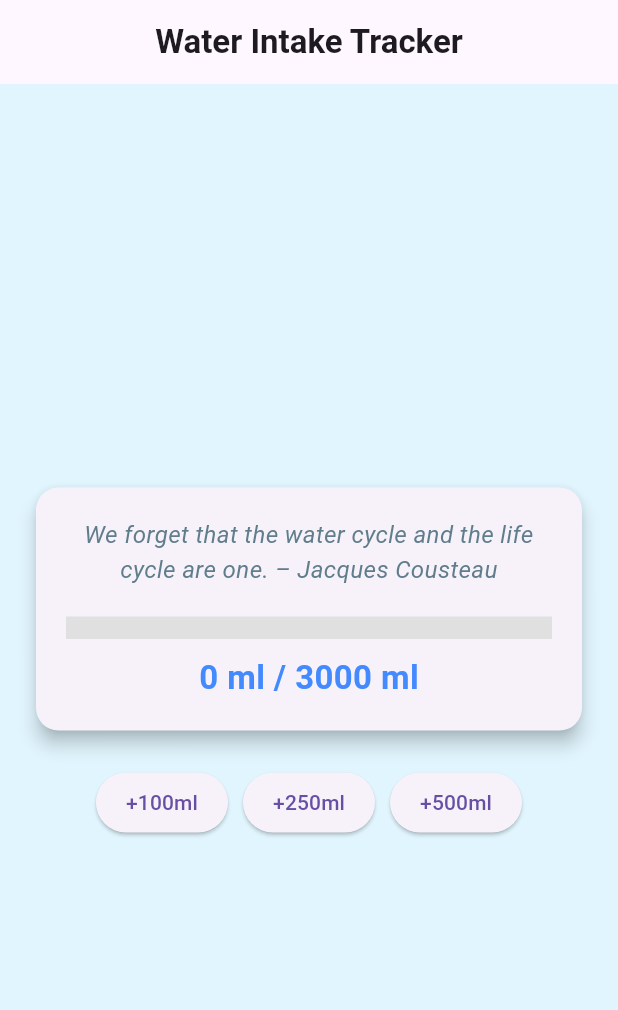
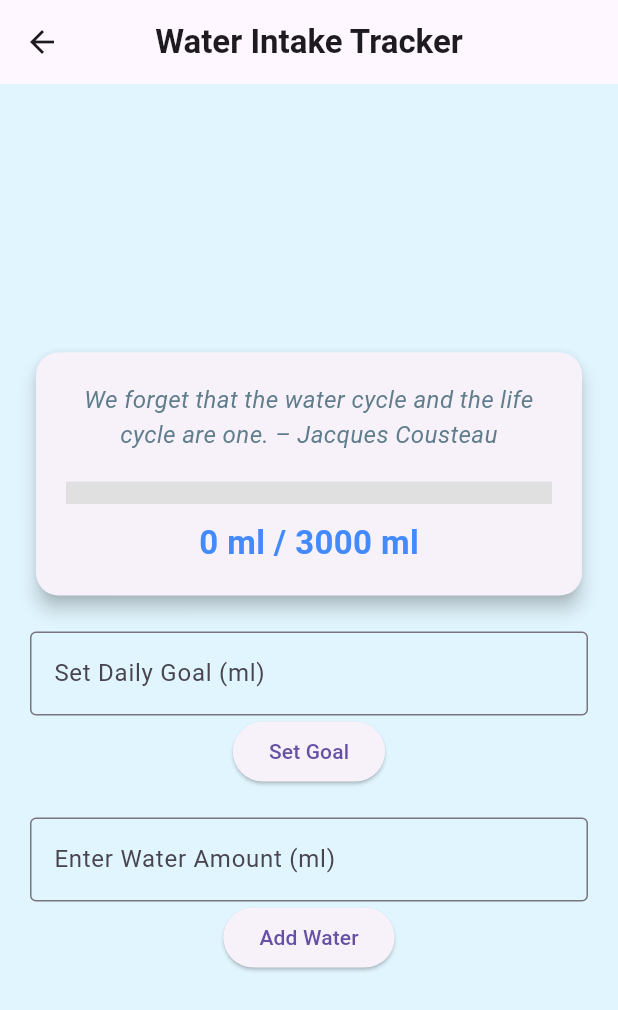
Before and after one commit to NexusProject-PEC/NutriQuest, a Flutter app: the WaterTracker screen opened directly, on a phone screen of 412 x 824 dp. Shown: the top 1010 px of the screen. Run offline on Flutter 3.47's test engine with Material 3 defaults, Android fonts, the light colour scheme and no system bars; our stand-ins replace google_fonts, shared_preferences; missing offline and left inert: flutter_barcode_scanner, mailer; accounts and stored records are empty.

Commit message:
Updated Water page

```diff
--- a/lib/water.dart
+++ b/lib/water.dart
@@ -27,6 +27,9 @@ class WaterTracker extends StatefulWidget {
 
 class _WaterTrackerState extends State<WaterTracker> {
   int water = 0;
+  int dailyGoal = 3000;
+  final TextEditingController _goalController = TextEditingController();
+  final TextEditingController _customWaterController = TextEditingController();
   final List<String> waterQuotes = [
     "Water is the driving force of all nature. – Leonardo da Vinci",
     "Thousands have lived without love, not one without water. – W. H. Auden",
@@ -50,12 +53,18 @@ class _WaterTrackerState extends State<WaterTracker> {
     SharedPreferences prefs = await SharedPreferences.getInstance();
     setState(() {
       water = prefs.getInt('waterIntake') ?? 0;
+      dailyGoal = prefs.getInt('dailyGoal') ?? 3000;
     });
   }
 
   Future<void> _saveWaterIntake() async {
     SharedPreferences prefs = await SharedPreferences.getInstance();
     prefs.setInt('waterIntake', water);
+  }
+
+  Future<void> _saveDailyGoal() async {
+    SharedPreferences prefs = await SharedPreferences.getInstance();
+    prefs.setInt('dailyGoal', dailyGoal);
   }
 
   void _resetAtMidnight() {
@@ -82,9 +91,17 @@ class _WaterTrackerState extends State<WaterTracker> {
 
   void addWater(int amount) {
     setState(() {
-      water = (water + amount).clamp(0, 3000);
+      water = (water + amount).clamp(0, dailyGoal);
     });
     _saveWaterIntake();
+  }
+
+  void _setCustomGoal() {
+    int newGoal = int.tryParse(_goalController.text) ?? dailyGoal;
+    setState(() {
+      dailyGoal = newGoal;
+    });
+    _saveDailyGoal();
   }
 
   @override
@@ -92,8 +109,15 @@ class _WaterTrackerState extends State<WaterTracker> {
     return Scaffold(
       backgroundColor: Colors.lightBlue[50],
       appBar: AppBar(
-        title: Text('Water Intake Tracker', style: TextStyle(fontWeight: FontWeight.bold)),
+        title: Text('Water Intake Tracker',
+            style: TextStyle(fontWeight: FontWeight.bold)),
         centerTitle: true,
+        leading: IconButton(
+          icon: Icon(Icons.arrow_back),
+          onPressed: () {
+            Navigator.pop(context);
+          },
+        ),
       ),
       body: Padding(
         padding: EdgeInsets.all(20),
@@ -102,47 +126,61 @@ class _WaterTrackerState extends State<WaterTracker> {
           children: [
             Card(
               elevation: 5,
-              shape: RoundedRectangleBorder(borderRadius: BorderRadius.circular(15)),
+              shape: RoundedRectangleBorder(
+                  borderRadius: BorderRadius.circular(15)),
               child: Padding(
                 padding: EdgeInsets.all(20),
                 child: Column(
                   children: [
-                    Text(dailyQuote, textAlign: TextAlign.center, style: TextStyle(fontSize: 16, fontStyle: FontStyle.italic, color: Colors.blueGrey)),
+                    Text(dailyQuote,
+                        textAlign: TextAlign.center,
+                        style: TextStyle(
+                            fontSize: 16,
+                            fontStyle: FontStyle.italic,
+                            color: Colors.blueGrey)),
                     SizedBox(height: 20),
                     LinearProgressIndicator(
-                      value: water / 3000,
+                      value: water / dailyGoal,
                       minHeight: 15,
                       backgroundColor: Colors.grey[300],
                       color: Colors.blue,
                     ),
                     SizedBox(height: 10),
-                    Text('$water ml / 3000 ml', style: TextStyle(fontSize: 22, fontWeight: FontWeight.bold, color: Colors.blueAccent)),
+                    Text('$water ml / $dailyGoal ml',
+                        style: TextStyle(
+                            fontSize: 22,
+                            fontWeight: FontWeight.bold,
+                            color: Colors.blueAccent)),
                   ],
                 ),
               ),
             ),
             SizedBox(height: 20),
-            Row(
-              mainAxisAlignment: MainAxisAlignment.center,
-              children: [
-                ElevatedButton(
-                  style: ElevatedButton.styleFrom(shape: StadiumBorder(), padding: EdgeInsets.symmetric(horizontal: 20, vertical: 10)),
-                  onPressed: () => addWater(100),
-                  child: Text('+100ml')
-                ),
-                SizedBox(width: 10),
-                ElevatedButton(
-                  style: ElevatedButton.styleFrom(shape: StadiumBorder(), padding: EdgeInsets.symmetric(horizontal: 20, vertical: 10)),
-                  onPressed: () => addWater(250),
-                  child: Text('+250ml')
-                ),
-                SizedBox(width: 10),
-                ElevatedButton(
-                  style: ElevatedButton.styleFrom(shape: StadiumBorder(), padding: EdgeInsets.symmetric(horizontal: 20, vertical: 10)),
-                  onPressed: () => addWater(500),
-                  child: Text('+500ml')
-                ),
-              ],
+            TextField(
+              controller: _goalController,
+              keyboardType: TextInputType.number,
+              decoration: InputDecoration(
+                  labelText: "Set Daily Goal (ml)",
+                  border: OutlineInputBorder()),
+            ),
+            ElevatedButton(onPressed: _setCustomGoal, child: Text("Set Goal")),
+            SizedBox(height: 20),
+            TextField(
+              controller: _customWaterController,
+              keyboardType: TextInputType.number,
+              decoration: InputDecoration(
+                  labelText: "Enter Water Amount (ml)",
+                  border: OutlineInputBorder()),
+            ),
+            ElevatedButton(
+              onPressed: () {
+                int customAmount =
+                    int.tryParse(_customWaterController.text) ?? 0;
+                if (customAmount > 0) {
+                  addWater(customAmount);
+                }
+              },
+              child: Text("Add Water"),
             ),
           ],
         ),
```
